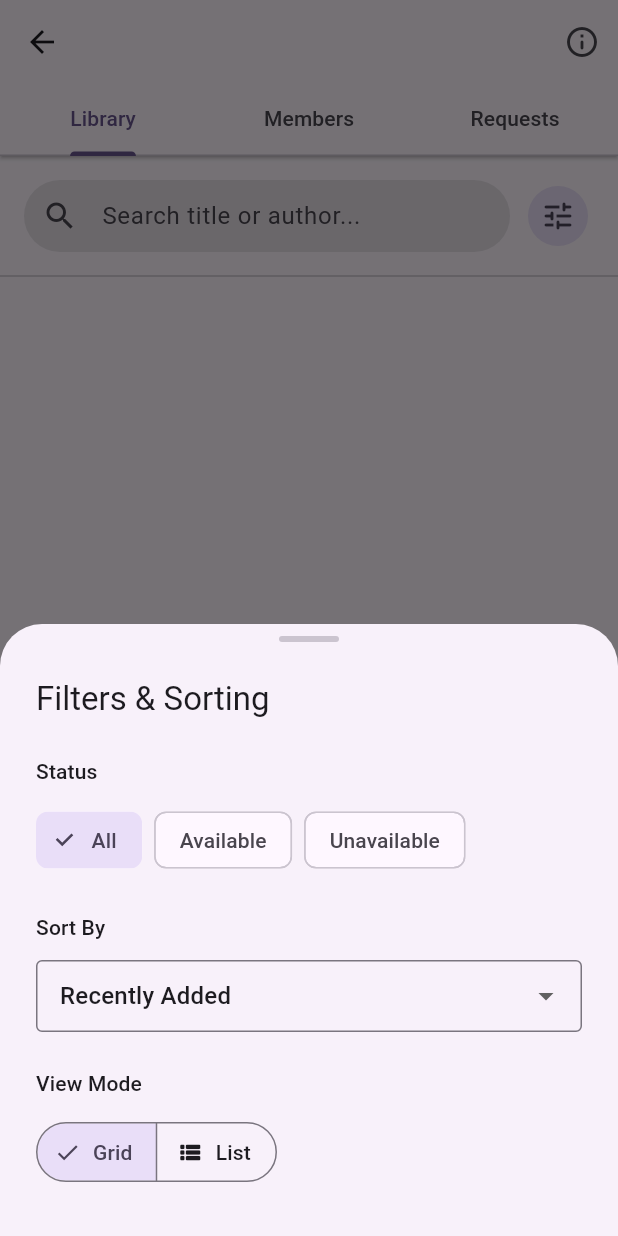
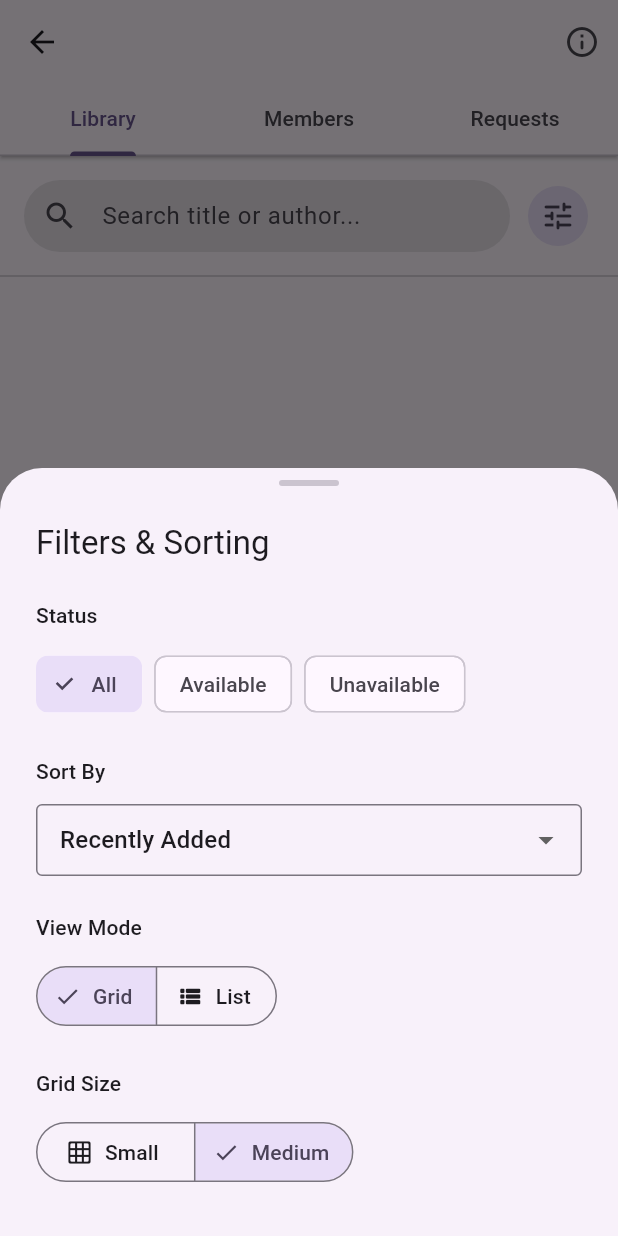
Before and after one commit to ted-devs/decentralized-library, a Flutter app: the CommunityDetailScreen screen opened directly with empty values, after a tap on the "tune" icon, on a phone screen of 412 x 824 dp. Run offline on Flutter 3.47's test engine with Material 3 defaults, Android fonts, the phone set to English and light mode, and no system bars; our stand-ins replace cached_network_image, cloud_firestore, firebase_auth, firebase_core, flutter_riverpod, flutter_slidable and 4 more; accounts and stored records are empty; generated files the repository leaves out were written again.

Commit message:
feat: grid sizes.

```diff
--- a/lib/src/features/bookshelf/data/bookshelf_repository.dart
+++ b/lib/src/features/bookshelf/data/bookshelf_repository.dart
@@ -188,6 +188,7 @@ class BookshelfItem {
 enum BookshelfSort { recentlyAdded, titleAZ, titleZA }
 enum BookshelfStatus { all, available, borrowed, lent }
 enum BookshelfViewMode { list, grid }
+enum BookshelfGridSize { small, medium }
 
 class SearchQueryNotifier extends Notifier<String> {
   @override
@@ -217,6 +218,13 @@ class ViewModeNotifier extends Notifier<BookshelfViewMode> {
   void set(BookshelfViewMode mode) => state = mode;
 }
 final bookshelfViewModeProvider = NotifierProvider<ViewModeNotifier, BookshelfViewMode>(() => ViewModeNotifier());
+
+class GridSizeNotifier extends Notifier<BookshelfGridSize> {
+  @override
+  BookshelfGridSize build() => BookshelfGridSize.medium;
+  void set(BookshelfGridSize size) => state = size;
+}
+final bookshelfGridSizeProvider = NotifierProvider<GridSizeNotifier, BookshelfGridSize>(() => GridSizeNotifier());
 
 final filteredBookshelfProvider = Provider<AsyncValue<List<BookshelfItem>>>((ref) {
   final bookshelfAsync = ref.watch(bookshelfProvider);
--- a/lib/src/features/bookshelf/presentation/bookshelf_screen.dart
+++ b/lib/src/features/bookshelf/presentation/bookshelf_screen.dart
@@ -119,17 +119,17 @@ class BookshelfScreen extends ConsumerWidget {
                 }
 
                 final viewMode = ref.watch(bookshelfViewModeProvider);
+                final gridSize = ref.watch(bookshelfGridSizeProvider);
 
                 if (viewMode == BookshelfViewMode.grid) {
                   return GridView.builder(
                     padding: const EdgeInsets.fromLTRB(12, 16, 12, 100),
-                    gridDelegate:
-                        const SliverGridDelegateWithFixedCrossAxisCount(
-                          crossAxisCount: 3,
-                          childAspectRatio: 0.58,
-                          crossAxisSpacing: 12,
-                          mainAxisSpacing: 16,
-                        ),
+                    gridDelegate: SliverGridDelegateWithFixedCrossAxisCount(
+                      crossAxisCount: gridSize == BookshelfGridSize.small ? 4 : 3,
+                      childAspectRatio: gridSize == BookshelfGridSize.small ? 0.52 : 0.58,
+                      crossAxisSpacing: 12,
+                      mainAxisSpacing: 16,
+                    ),
                     itemCount: items.length,
                     itemBuilder: (context, index) {
                       final item = items[index];
@@ -364,22 +364,50 @@ class _BookshelfFilterSheet extends ConsumerWidget {
                   .set(newSelection.first);
             },
           ),
+
+          if (viewMode == BookshelfViewMode.grid) ...[
+            const SizedBox(height: 24),
+            Text('Grid Size', style: theme.textTheme.titleSmall),
+            const SizedBox(height: 12),
+            SegmentedButton<BookshelfGridSize>(
+              segments: const [
+                ButtonSegment(
+                  value: BookshelfGridSize.small,
+                  label: Text('Small'),
+                  icon: Icon(Icons.grid_on_rounded),
+                ),
+                ButtonSegment(
+                  value: BookshelfGridSize.medium,
+                  label: Text('Medium'),
+                  icon: Icon(Icons.grid_view_rounded),
+                ),
+              ],
+              selected: {ref.watch(bookshelfGridSizeProvider)},
+              onSelectionChanged: (newSelection) {
+                ref
+                    .read(bookshelfGridSizeProvider.notifier)
+                    .set(newSelection.first);
+              },
+            ),
+          ],
         ],
       ),
     );
   }
 }
 
-class _BookGridItem extends StatelessWidget {
+class _BookGridItem extends ConsumerWidget {
   final BookshelfItem item;
 
   const _BookGridItem({required this.item});
 
   @override
-  Widget build(BuildContext context) {
+  Widget build(BuildContext context, WidgetRef ref) {
     final book = item.book;
     final isLentOrNotShared = item.isLent || !book.isShareable;
     final theme = Theme.of(context);
+    final gridSize = ref.watch(bookshelfGridSizeProvider);
+    final isSmall = gridSize == BookshelfGridSize.small;
 
     return InkWell(
       onTap: () {
@@ -468,7 +496,7 @@ class _BookGridItem extends StatelessWidget {
             overflow: TextOverflow.ellipsis,
             style: TextStyle(
               fontWeight: FontWeight.bold,
-              fontSize: 12,
+              fontSize: isSmall ? 11 : 12,
               color: isLentOrNotShared ? Colors.grey : null,
             ),
           ),
@@ -478,7 +506,7 @@ class _BookGridItem extends StatelessWidget {
             overflow: TextOverflow.ellipsis,
             style: theme.textTheme.bodySmall?.copyWith(
               color: Colors.grey[600],
-              fontSize: 10,
+              fontSize: isSmall ? 9 : 10,
             ),
           ),
         ],
--- a/lib/src/features/communities/data/community_repository.dart
+++ b/lib/src/features/communities/data/community_repository.dart
@@ -313,6 +313,13 @@ class CommunityLibraryViewModeNotifier extends Notifier<BookshelfViewMode> {
 }
 final communityLibraryViewModeProvider = NotifierProvider<CommunityLibraryViewModeNotifier, BookshelfViewMode>(() => CommunityLibraryViewModeNotifier());
 
+class CommunityLibraryGridSizeNotifier extends Notifier<BookshelfGridSize> {
+  @override
+  BookshelfGridSize build() => BookshelfGridSize.medium;
+  void set(BookshelfGridSize size) => state = size;
+}
+final communityLibraryGridSizeProvider = NotifierProvider<CommunityLibraryGridSizeNotifier, BookshelfGridSize>(() => CommunityLibraryGridSizeNotifier());
+
 final filteredCommunityLibraryProvider = Provider.family<AsyncValue<List<CommunityLibraryItem>>, String>((ref, communityId) {
   final libraryAsync = ref.watch(communityLibraryProvider(communityId));
   final searchQuery = ref.watch(communityLibrarySearchQueryProvider).toLowerCase();
--- a/lib/src/features/communities/presentation/community_detail_screen.dart
+++ b/lib/src/features/communities/presentation/community_detail_screen.dart
@@ -190,13 +190,14 @@ class _CommunityLibraryView extends ConsumerWidget {
               }
 
               final viewMode = ref.watch(communityLibraryViewModeProvider);
+              final gridSize = ref.watch(communityLibraryGridSizeProvider);
 
               if (viewMode == BookshelfViewMode.grid) {
                 return GridView.builder(
                   padding: const EdgeInsets.fromLTRB(12, 16, 12, 100),
-                  gridDelegate: const SliverGridDelegateWithFixedCrossAxisCount(
-                    crossAxisCount: 3,
-                    childAspectRatio: 0.58,
+                  gridDelegate: SliverGridDelegateWithFixedCrossAxisCount(
+                    crossAxisCount: gridSize == BookshelfGridSize.small ? 4 : 3,
+                    childAspectRatio: gridSize == BookshelfGridSize.small ? 0.52 : 0.58,
                     crossAxisSpacing: 12,
                     mainAxisSpacing: 16,
                   ),
@@ -567,22 +568,50 @@ class _FilterSheet extends ConsumerWidget {
                   .set(newSelection.first);
             },
           ),
+
+          if (viewMode == BookshelfViewMode.grid) ...[
+            const SizedBox(height: 24),
+            Text('Grid Size', style: theme.textTheme.titleSmall),
+            const SizedBox(height: 12),
+            SegmentedButton<BookshelfGridSize>(
+              segments: const [
+                ButtonSegment(
+                  value: BookshelfGridSize.small,
+                  label: Text('Small'),
+                  icon: Icon(Icons.grid_on_rounded),
+                ),
+                ButtonSegment(
+                  value: BookshelfGridSize.medium,
+                  label: Text('Medium'),
+                  icon: Icon(Icons.grid_view_rounded),
+                ),
+              ],
+              selected: {ref.watch(communityLibraryGridSizeProvider)},
+              onSelectionChanged: (newSelection) {
+                ref
+                    .read(communityLibraryGridSizeProvider.notifier)
+                    .set(newSelection.first);
+              },
+            ),
+          ],
         ],
       ),
     );
   }
 }
 
-class _CommunityBookGridItem extends StatelessWidget {
+class _CommunityBookGridItem extends ConsumerWidget {
   final CommunityLibraryItem item;
 
   const _CommunityBookGridItem({required this.item});
 
   @override
-  Widget build(BuildContext context) {
+  Widget build(BuildContext context, WidgetRef ref) {
     final book = item.book;
     final isUnavailable = item.isUnavailable;
     final theme = Theme.of(context);
+    final gridSize = ref.watch(communityLibraryGridSizeProvider);
+    final isSmall = gridSize == BookshelfGridSize.small;
 
     return InkWell(
       onTap: () {
@@ -655,7 +684,7 @@ class _CommunityBookGridItem extends StatelessWidget {
             overflow: TextOverflow.ellipsis,
             style: TextStyle(
               fontWeight: FontWeight.bold,
-              fontSize: 12,
+              fontSize: isSmall ? 11 : 12,
               color: isUnavailable ? Colors.grey : null,
             ),
           ),
@@ -665,7 +694,7 @@ class _CommunityBookGridItem extends StatelessWidget {
             overflow: TextOverflow.ellipsis,
             style: theme.textTheme.bodySmall?.copyWith(
               color: Colors.grey[600],
-              fontSize: 10,
+              fontSize: isSmall ? 9 : 10,
             ),
           ),
         ],
```
